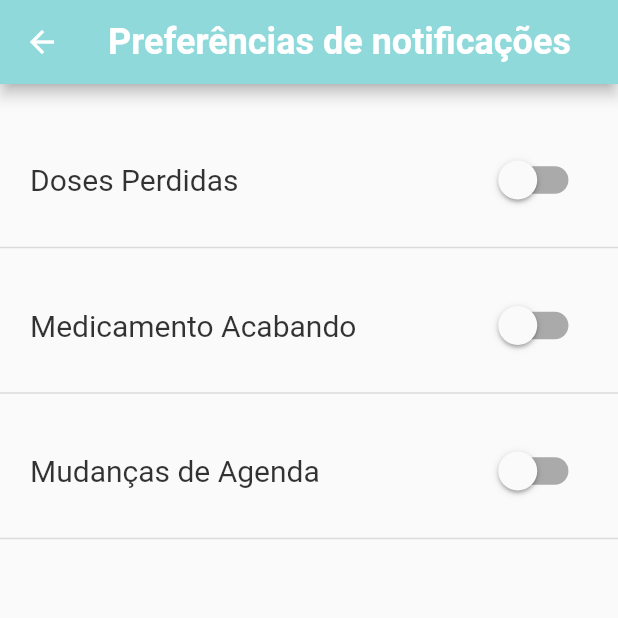
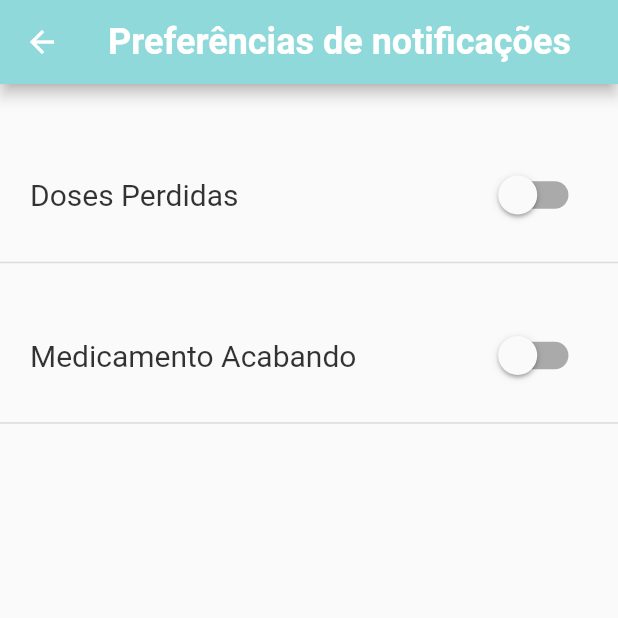
Before and after one commit to thiago1591/Dispenser_automatico, a Flutter app: the Notif screen opened directly, on a phone screen of 412 x 824 dp, the top half of it. Run offline on Flutter 3.47's test engine with Material 2 defaults, Android fonts, the phone set to English and light mode, and no system bars; our stand-ins replace cloud_firestore, firebase_auth, firebase_database, google_sign_in, shared_preferences; accounts and stored records are empty.

Commit message:
ajustes para apresentação

```diff
--- a/app_flutter/lib/ui/config.dart
+++ b/app_flutter/lib/ui/config.dart
@@ -230,7 +230,7 @@ class _ConfigState extends State<Config> {
                           fontSize: 18, color: Colors.black87.withOpacity(0.5)),
                     ),
                     SizedBox(
-                      height: 30,
+                      height: 14,
                     ),
                     Row(
                       children: <Widget>[
@@ -255,7 +255,7 @@ class _ConfigState extends State<Config> {
                                       builder: (context) => Main()));
                             }),
                         Padding(
-                          padding: EdgeInsets.only(left: 60),
+                          padding: EdgeInsets.only(left: 10),
                           child: FlatButton(
                               child: Center(
                                 child: Text("ADICIONAR MAIS",
--- a/app_flutter/lib/ui/notif.dart
+++ b/app_flutter/lib/ui/notif.dart
@@ -35,7 +35,7 @@ Widget linha(String text,void switc(bool value),bool _value){
   return
   Column(children: <Widget>[
     Container(
-      padding: EdgeInsetsDirectional.fromSTEB(20, 20, 25, 13),
+      padding: EdgeInsetsDirectional.fromSTEB(20, 30, 25, 13),
       width: double.infinity,
       child: Row(
         mainAxisAlignment: MainAxisAlignment.spaceBetween,
@@ -65,7 +65,6 @@ Widget linha(String text,void switc(bool value),bool _value){
         SizedBox(height: 20,),
     linha(text1,_onChanged,values[0]),
     linha(text2,_onChanged2,values[1]),
-    linha(text3,_onChanged3,values[2]),
 ],),
     );
   }
```
Also changed, not shown: app_flutter/lib/main.dart (+2 -9 lines), app_flutter/pubspec.lock.
